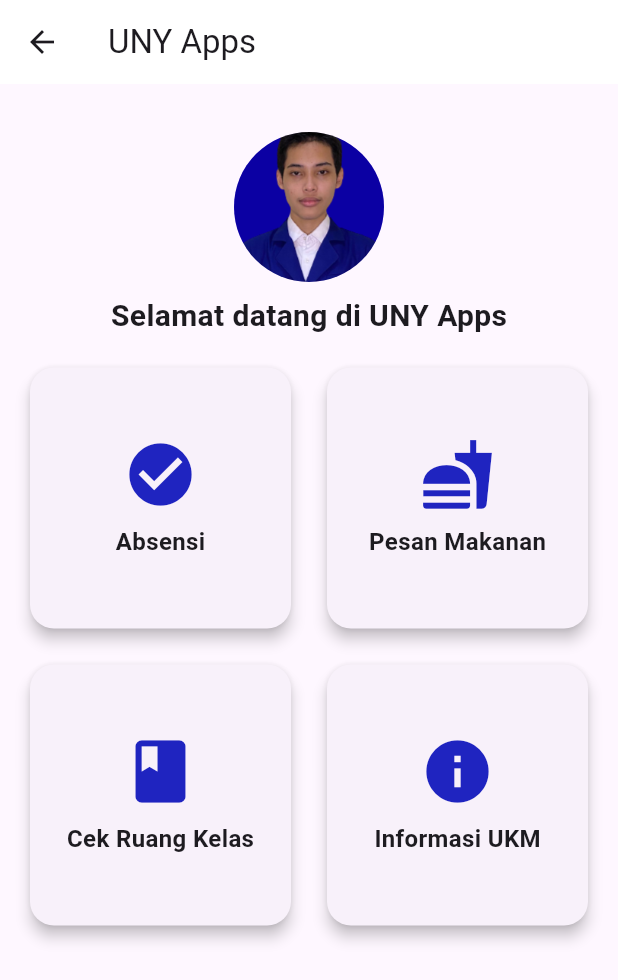
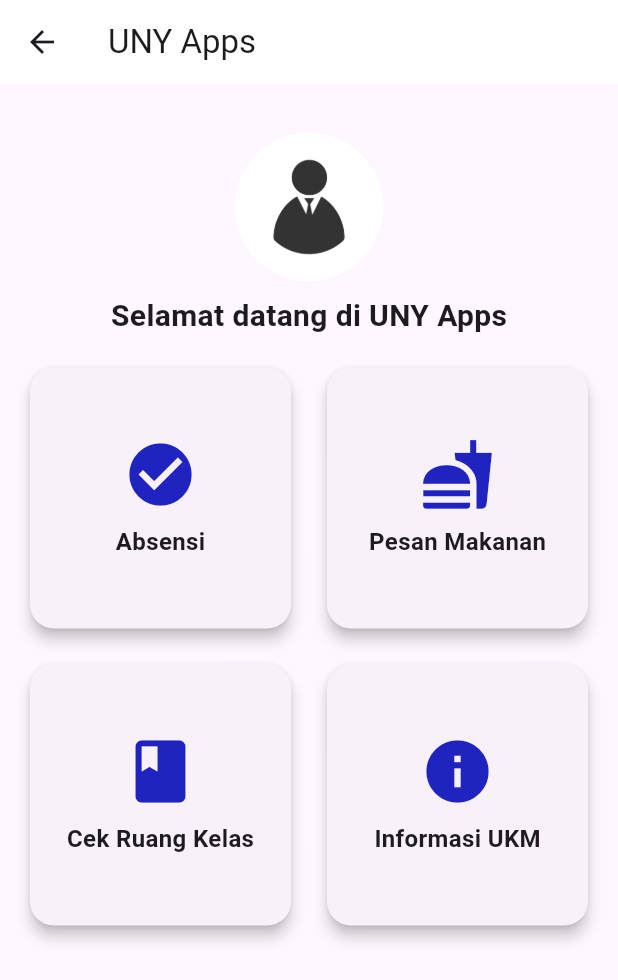
Before and after one commit to Habibalwy29/UniversityApps, a Flutter app: the HomePage screen opened directly, on a phone screen of 412 x 824 dp. Shown: the top 980 px of the screen. Run offline on Flutter 3.47's test engine with Material 3 defaults, Android fonts, the phone set to English and light mode, and no system bars.

Commit message:
git push

```diff
--- a/lib/pages/main_page.dart
+++ b/lib/pages/main_page.dart
@@ -46,7 +46,7 @@ class _HomePageState extends State<HomePage> {
                 children: [
                   const CircleAvatar(
                     radius: 50,
-                    backgroundImage: AssetImage('Assets/dylan.png'),
+                    backgroundImage: AssetImage('Assets/vector1.jpg'),
                   ),
                   const SizedBox(height: 8.0),
                   const Text(
```
Also changed, not shown: Assets/vector.png (added), Assets/vector1.jpg (added).
